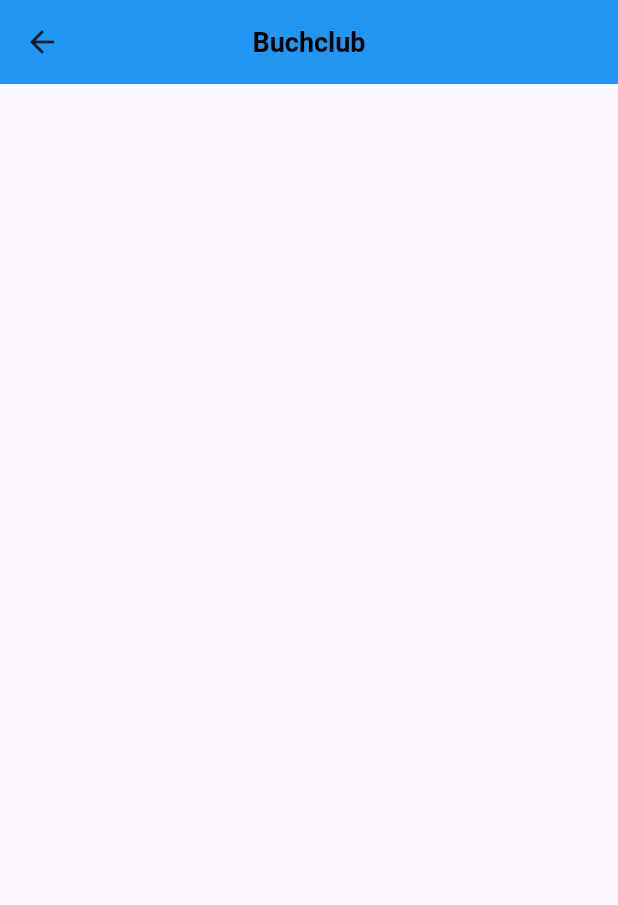
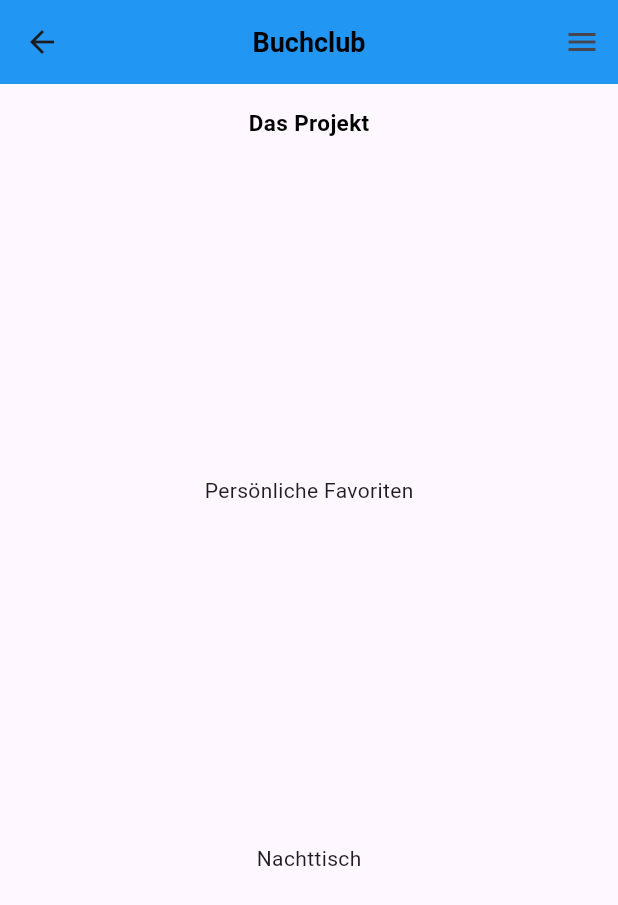
Before and after one commit to luca-stoehr/miteinander_app, a Flutter app: the screen it shows after launch, in the side drawer, after a tap on "Buchclub", on a phone screen of 412 x 824 dp. Shown: the top 905 px of the screen. Run offline on Flutter 3.47's test engine with Material 3 defaults, Android fonts, the phone set to English and light mode, and no system bars; our stand-ins replace sprintf, syncfusion_flutter_calendar.

Commit message:
structure of Buchclub

```diff
--- a/lib/pages/buchclub.dart
+++ b/lib/pages/buchclub.dart
@@ -1,14 +1,122 @@
+import 'package:flutter/cupertino.dart';
 import 'package:flutter/material.dart';
 import 'package:flutter/widgets.dart';
+import 'package:sprintf/sprintf.dart';
 
 class Buchclub extends StatelessWidget{
-  const Buchclub({super.key});
+  Buchclub({super.key});
+  var listOfMembers = ["you", "test"];
 
   @override
   Widget build(BuildContext context) {
     return Scaffold(
-      appBar: AppBar(
-        title: Text(
+      appBar: _appBar(),
+      body: SingleChildScrollView(
+        child: Column(
+          children: [
+            const SizedBox(height: 15,),
+            const Text(
+              'Das Projekt',
+              style: TextStyle(
+                color: Colors.black,
+                fontSize: 15,
+                fontWeight: FontWeight.bold
+              )
+            ),
+            const SizedBox(height: 10,),
+            _theProject(),
+            const SizedBox(height: 15,),
+            const Text('Persönliche Favoriten'),
+            const SizedBox(height: 10,),
+            _favorites(),
+            const SizedBox(height: 15,),
+            const Text('Nachttisch'),
+            const SizedBox(height: 10,),
+            _nightstand()
+          ]
+        ),
+      ),
+      endDrawer: _members(),
+    );
+  }
+
+  Drawer _members() {
+    return Drawer(
+      child: ListView(
+        children: [
+          SizedBox(
+            height: 100,
+            child: const DrawerHeader(
+              decoration: BoxDecoration(
+                color: Colors.blueGrey
+              ),
+              child: Text(
+                'Mitglieder',
+                style: TextStyle(
+                  fontWeight: FontWeight.bold
+                ),
+              )
+
+            ),
+          ),
+          for (var name in listOfMembers)
+            ListTile(
+              title: Text(name),
+              onTap: () {
+
+              },
+            ),
+          ListTile(
+            title: const Text('Mitglied hinzufügen'),
+            onTap: () {
+
+            },
+          )
+        ],
+      )
+    );
+  }
+
+  Container _nightstand() {
+    return Container(
+              height: 200,
+              child: Row(
+                children: [
+                  //implement Nachttisch here
+                ],
+              ),
+            );
+  }
+
+  Container _favorites() {
+    return Container(
+              height: 200,
+              child: Row(
+                children: [
+                  //for (var name in listOfMembers)
+                                            // implement a top three list here
+                ]
+              ),
+            );
+  }
+
+  Container _theProject() {
+    return Container(
+              height: 200,
+              child: ListView(
+                scrollDirection: Axis.horizontal,
+                children: [
+                  Container(
+
+                  ),
+                ]
+              ),
+            );
+  }
+
+  AppBar _appBar() {
+    return AppBar(
+      title: Text(
         'Buchclub',
         style: TextStyle(
           color: Colors.black,
@@ -18,7 +126,6 @@ class Buchclub extends StatelessWidget{
       ),
       centerTitle: true,
       backgroundColor: Colors.blue,
-      ),
     );
   }
 }
--- a/lib/pages/home.dart
+++ b/lib/pages/home.dart
@@ -49,7 +49,7 @@ class HomePage extends StatelessWidget {
                 Navigator.pop(context);
                 Navigator.push(
                   context,
-                  MaterialPageRoute(builder: (context) => const Buchclub())
+                  MaterialPageRoute(builder: (context) => Buchclub())
                 );
               },
             ),
--- a/pubspec.yaml
+++ b/pubspec.yaml
@@ -36,6 +36,7 @@ dependencies:
   # Use with the CupertinoIcons class for iOS style icons.
   cupertino_icons: ^1.0.6
   syncfusion_flutter_calendar: ^25.1.41
+  sprintf: "^7.0.0"
 
 dev_dependencies:
   flutter_test:
```
Also changed, not shown: pubspec.lock.
